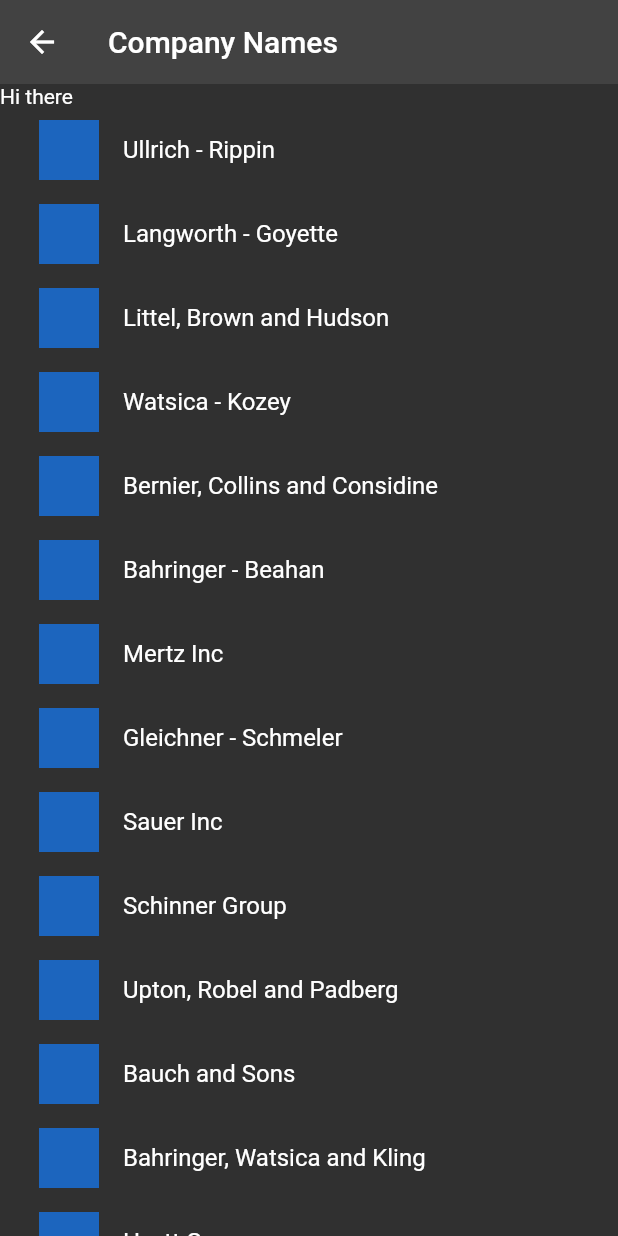
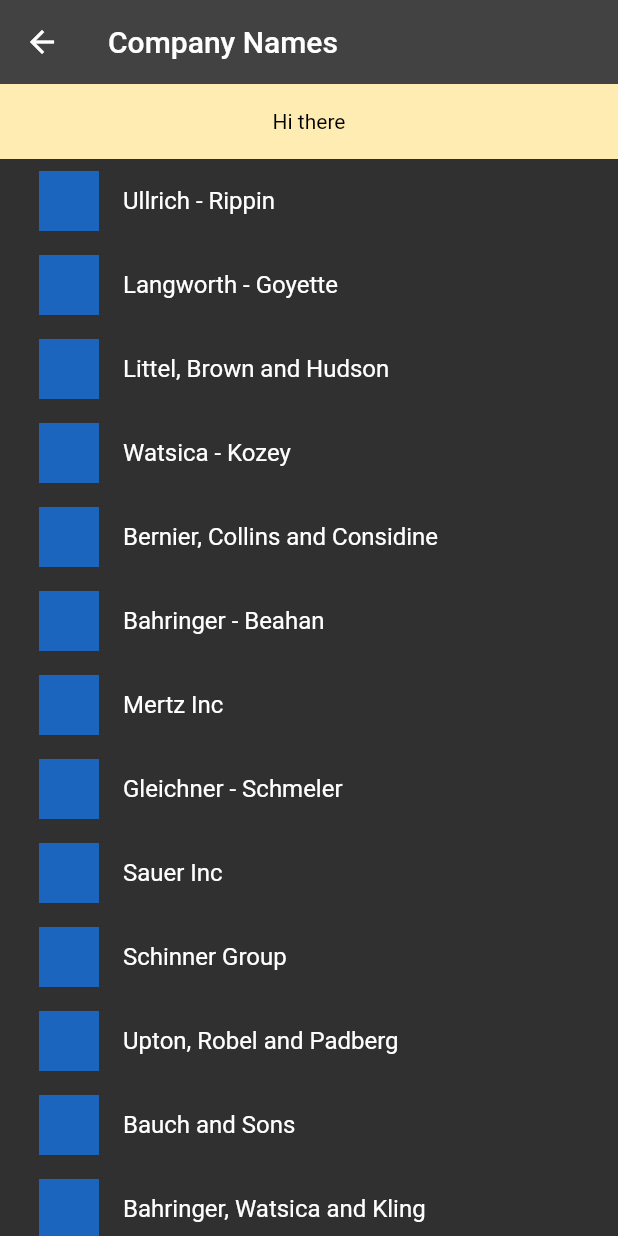
Before and after one commit to Gaurav4604/flutterRepo, a Flutter app: the CustomSliverList screen opened by its route, on a phone screen of 412 x 824 dp. Run offline on Flutter 3.47's test engine with Material 2 defaults, Android fonts, the phone set to English and light mode, and no system bars; our stand-ins replace camera, flutter_spinkit, sqflite; accounts and stored records are empty.

Commit message:
slivers modification done

```diff
--- a/flutter-new/scroll/lib/sliver_list_custom.dart
+++ b/flutter-new/scroll/lib/sliver_list_custom.dart
@@ -15,7 +15,15 @@ class CustomSliverList extends StatelessWidget {
             title: Text("Company Names"),
             floating: true,
           ),
-          const MyCustomSliver(child: Text("Hi there")),
+          MyCustomSliver(
+              child: Container(
+                  height: 50,
+                  decoration: BoxDecoration(color: Colors.amber[100]),
+                  alignment: Alignment.center,
+                  child: const Text(
+                    "Hi there",
+                    style: TextStyle(color: Colors.black),
+                  ))),
           SliverPadding(
             padding: const EdgeInsets.only(left: 10),
             sliver: TheSliverList(),
```
